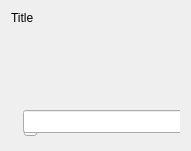
Before: the Qt Designer form nodeview.ui in JBarberU/BinaryTreeVisualizer, drawn with Qt 5.
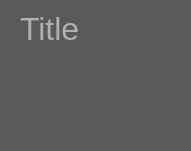
After: the same form once the commit is applied.

Diff of the .ui file:
```diff
--- a/nodeview.ui
+++ b/nodeview.ui
@@ -10,6 +10,70 @@
     <height>151</height>
    </rect>
   </property>
+  <property name="palette">
+   <palette>
+    <active>
+     <colorrole role="Base">
+      <brush brushstyle="SolidPattern">
+       <color alpha="255">
+        <red>255</red>
+        <green>255</green>
+        <blue>255</blue>
+       </color>
+      </brush>
+     </colorrole>
+     <colorrole role="Window">
+      <brush brushstyle="SolidPattern">
+       <color alpha="255">
+        <red>89</red>
+        <green>89</green>
+        <blue>89</blue>
+       </color>
+      </brush>
+     </colorrole>
+    </active>
+    <inactive>
+     <colorrole role="Base">
+      <brush brushstyle="SolidPattern">
+       <color alpha="255">
+        <red>255</red>
+        <green>255</green>
+        <blue>255</blue>
+       </color>
+      </brush>
+     </colorrole>
+     <colorrole role="Window">
+      <brush brushstyle="SolidPattern">
+       <color alpha="255">
+        <red>89</red>
+        <green>89</green>
+        <blue>89</blue>
+       </color>
+      </brush>
+     </colorrole>
+    </inactive>
+    <disabled>
+     <colorrole role="Base">
+      <brush brushstyle="SolidPattern">
+       <color alpha="255">
+        <red>89</red>
+        <green>89</green>
+        <blue>89</blue>
+       </color>
+      </brush>
+     </colorrole>
+     <colorrole role="Window">
+      <brush brushstyle="SolidPattern">
+       <color alpha="255">
+        <red>89</red>
+        <green>89</green>
+        <blue>89</blue>
+       </color>
+      </brush>
+     </colorrole>
+    </disabled>
+   </palette>
+  </property>
   <property name="windowTitle">
    <string>Form</string>
   </property>
@@ -17,14 +81,62 @@
    <string notr="true"/>
   </property>
   <layout class="QVBoxLayout" name="verticalLayout">
+   <property name="leftMargin">
+    <number>20</number>
+   </property>
    <item>
     <widget class="QLabel" name="lbl_title">
+     <property name="palette">
+      <palette>
+       <active>
+        <colorrole role="WindowText">
+         <brush brushstyle="SolidPattern">
+          <color alpha="255">
+           <red>176</red>
+           <green>176</green>
+           <blue>176</blue>
+          </color>
+         </brush>
+        </colorrole>
+       </active>
+       <inactive>
+        <colorrole role="WindowText">
+         <brush brushstyle="SolidPattern">
+          <color alpha="255">
+           <red>176</red>
+           <green>176</green>
+           <blue>176</blue>
+          </color>
+         </brush>
+        </colorrole>
+       </inactive>
+       <disabled>
+        <colorrole role="WindowText">
+         <brush brushstyle="SolidPattern">
+          <color alpha="255">
+           <red>190</red>
+           <green>190</green>
+           <blue>190</blue>
+          </color>
+         </brush>
+        </colorrole>
+       </disabled>
+      </palette>
+     </property>
+     <property name="font">
+      <font>
+       <pointsize>24</pointsize>
+      </font>
+     </property>
      <property name="text">
       <string>Title</string>
      </property>
      <property name="scaledContents">
       <bool>false</bool>
      </property>
+     <property name="margin">
+      <number>0</number>
+     </property>
     </widget>
    </item>
    <item>
@@ -48,29 +160,23 @@
        <height>30</height>
       </size>
      </property>
-     <widget class="QSlider" name="sl_value">
-      <property name="geometry">
-       <rect>
-        <x>12</x>
-        <y>10</y>
-        <width>161</width>
-        <height>20</height>
-       </rect>
+     <layout class="QVBoxLayout" name="verticalLayout_2">
+      <property name="spacing">
+       <number>0</number>
       </property>
-      <property name="orientation">
-       <enum>Qt::Horizontal</enum>
+      <property name="leftMargin">
+       <number>0</number>
       </property>
-     </widget>
-     <widget class="QLineEdit" name="le_value">
-      <property name="geometry">
-       <rect>
-        <x>12</x>
-        <y>0</y>
-        <width>161</width>
-        <height>23</height>
-       </rect>
+      <property name="topMargin">
+       <number>0</number>
       </property>
-     </widget>
+      <property name="rightMargin">
+       <number>0</number>
+      </property>
+      <property name="bottomMargin">
+       <number>0</number>
+      </property>
+     </layout>
     </widget>
    </item>
   </layout>
```
Left out of the diff: 2 changed lines with no effect on the pictures.
